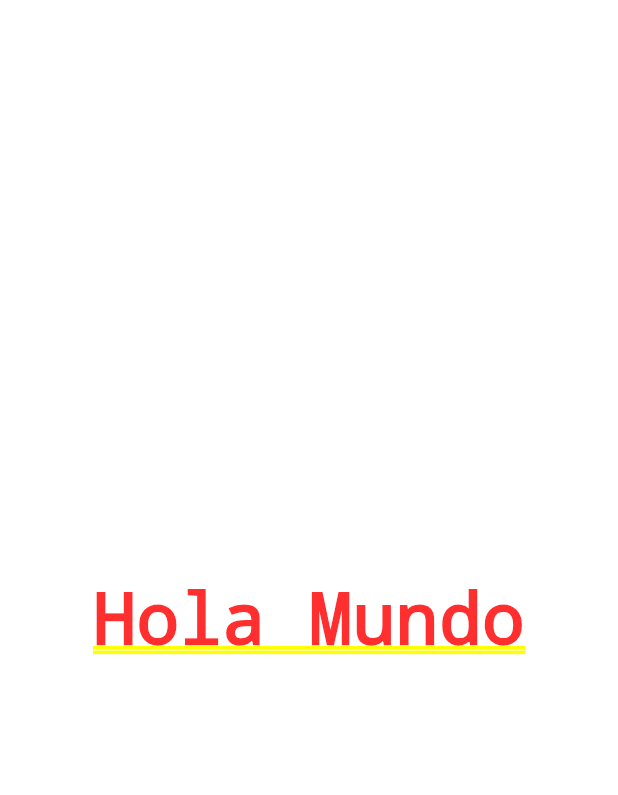
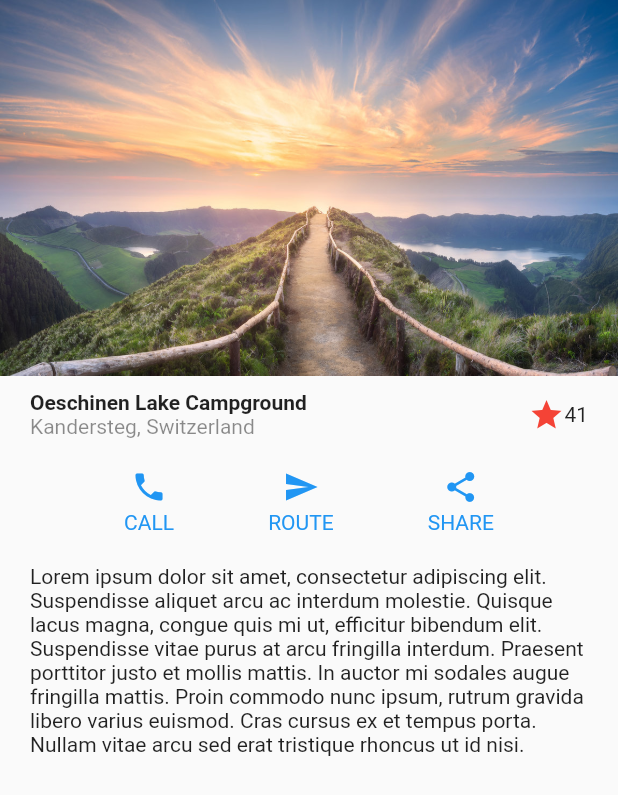
Before and after one commit to mappedev/flutter-designs, a Flutter app: the screen it shows after launch, on a phone screen of 412 x 824 dp. Shown: the top 795 px of the screen. Run offline on Flutter 3.47's test engine with Material 2 defaults, Android fonts, the phone set to English and light mode, and no system bars.

Commit message:
update: first screen

```diff
--- a/lib/main.dart
+++ b/lib/main.dart
@@ -1,4 +1,6 @@
 import 'package:flutter/material.dart';
+
+import 'package:designs/screens/basic_design.dart';
 
 void main() => runApp(MyApp());
 
@@ -6,10 +8,11 @@ class MyApp extends StatelessWidget {
   @override
   Widget build(BuildContext context) {
     return MaterialApp(
-      title: 'Material App',
-      home: Center(
-        child: Text('Hola Mundo'),
-      ),
+      debugShowCheckedModeBanner: false,
+      routes: {
+        'basic_design': (_) => BasicDesignScreen(),
+      },
+      initialRoute: 'basic_design',
     );
   }
 }
--- /dev/null
+++ b/lib/screens/basic_design.dart
@@ -0,0 +1,111 @@
+import 'package:flutter/material.dart';
+import 'package:flutter/painting.dart';
+
+class BasicDesignScreen extends StatelessWidget {
+  const BasicDesignScreen({Key? key}) : super(key: key);
+
+  @override
+  Widget build(BuildContext context) {
+    return Scaffold(
+      body: Column(
+        children: [
+          // Imagen
+          Image(image: AssetImage('assets/mountain-landscape.jpg')),
+
+          // Título
+          TitleSection(),
+
+          // Sección de botón
+          ButtonSection(),
+
+          // Descripción
+          Container(
+            margin: EdgeInsets.symmetric(horizontal: 20, vertical: 10),
+            child: Text(
+                'Lorem ipsum dolor sit amet, consectetur adipiscing elit. Suspendisse aliquet arcu ac interdum molestie. Quisque lacus magna, congue quis mi ut, efficitur bibendum elit. Suspendisse vitae purus at arcu fringilla interdum. Praesent porttitor justo et mollis mattis. In auctor mi sodales augue fringilla mattis. Proin commodo nunc ipsum, rutrum gravida libero varius euismod. Cras cursus ex et tempus porta. Nullam vitae arcu sed erat tristique rhoncus ut id nisi.'),
+          )
+        ],
+      ),
+    );
+  }
+}
+
+class TitleSection extends StatelessWidget {
+  const TitleSection({Key? key}) : super(key: key);
+
+  @override
+  Widget build(BuildContext context) {
+    return Container(
+      margin: EdgeInsets.symmetric(horizontal: 20, vertical: 10),
+      child: Row(
+        children: [
+          Expanded(
+            child: Column(
+              crossAxisAlignment: CrossAxisAlignment.start,
+              children: [
+                Text(
+                  'Oeschinen Lake Campground',
+                  style: TextStyle(fontWeight: FontWeight.bold),
+                ),
+                Text(
+                  'Kandersteg, Switzerland',
+                  style: TextStyle(color: Colors.black45),
+                ),
+              ],
+            ),
+          ),
+          Icon(Icons.star, color: Colors.red),
+          Text('41'),
+        ],
+      ),
+    );
+  }
+}
+
+class ButtonSection extends StatelessWidget {
+  const ButtonSection({Key? key}) : super(key: key);
+
+  @override
+  Widget build(BuildContext context) {
+    return Container(
+      margin: EdgeInsets.symmetric(horizontal: 20, vertical: 10),
+      child: Row(
+        mainAxisAlignment: MainAxisAlignment.spaceEvenly,
+        children: [
+          CustomButton(icon: Icons.phone, text: 'CALL'),
+          CustomButton(icon: Icons.send, text: 'ROUTE'),
+          CustomButton(icon: Icons.share, text: 'SHARE'),
+        ],
+      ),
+    );
+  }
+}
+
+class CustomButton extends StatelessWidget {
+  final IconData icon;
+  final String text;
+
+  const CustomButton({ Key? key,
+    required this.icon,
+    required this.text,
+  }) : super(key: key);
+
+  @override
+  Widget build(BuildContext context) {
+    return Column(
+      children: [
+        Icon(
+          icon,
+          color: Colors.blue,
+        ),
+        SizedBox(height: 4),
+        Text(
+          text,
+          style: TextStyle(
+            color: Colors.blue,
+          ),
+        )
+      ],
+    );
+  }
+}
--- a/pubspec.yaml
+++ b/pubspec.yaml
@@ -45,8 +45,8 @@ flutter:
   uses-material-design: true
 
   # To add assets to your application, add an assets section, like this:
-  # assets:
-  #   - images/a_dot_burr.jpeg
+  assets:
+    - assets/
   #   - images/a_dot_ham.jpeg
 
   # An image asset can refer to one or more resolution-specific "variants", see
```
Also changed, not shown: assets/mountain-landscape.jpg (added).
